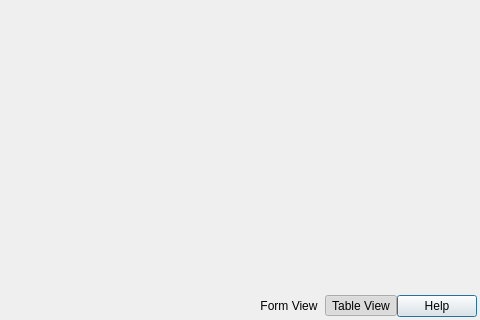
qgis/QGIS, file src/ui/qgsattributetabledialog.ui: the form before one commit; both pictures show x 574 to 1054 and y 250 to 570 of the 1054 by 570 pixel window.
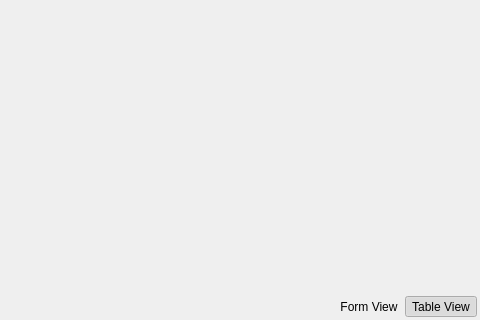
The form after the commit. Icons and pictures are not drawn. Custom widgets are drawn as their Qt base class.

Commit message:
Revert "Add a Help button to the Attribute table #67707"
This reverts commit 2644e63be871f7cfff12a1803d5b92e23afdddad.

What changed in the file:
```diff
--- a/src/ui/qgsattributetabledialog.ui
+++ b/src/ui/qgsattributetabledialog.ui
@@ -211,22 +211,6 @@
          </attribute>
         </widget>
        </item>
-       <item>
-        <widget class="QDialogButtonBox" name="mHelpButtonBox">
-         <property name="sizePolicy">
-          <sizepolicy hsizetype="Fixed" vsizetype="Fixed">
-           <horstretch>0</horstretch>
-           <verstretch>0</verstretch>
-          </sizepolicy>
-         </property>
-         <property name="standardButtons">
-          <set>QDialogButtonBox::Help</set>
-         </property>
-         <property name="centerButtons">
-          <bool>false</bool>
-         </property>
-        </widget>
-       </item>
       </layout>
      </item>
     </layout>
```
The commit also changes 2 other files.
